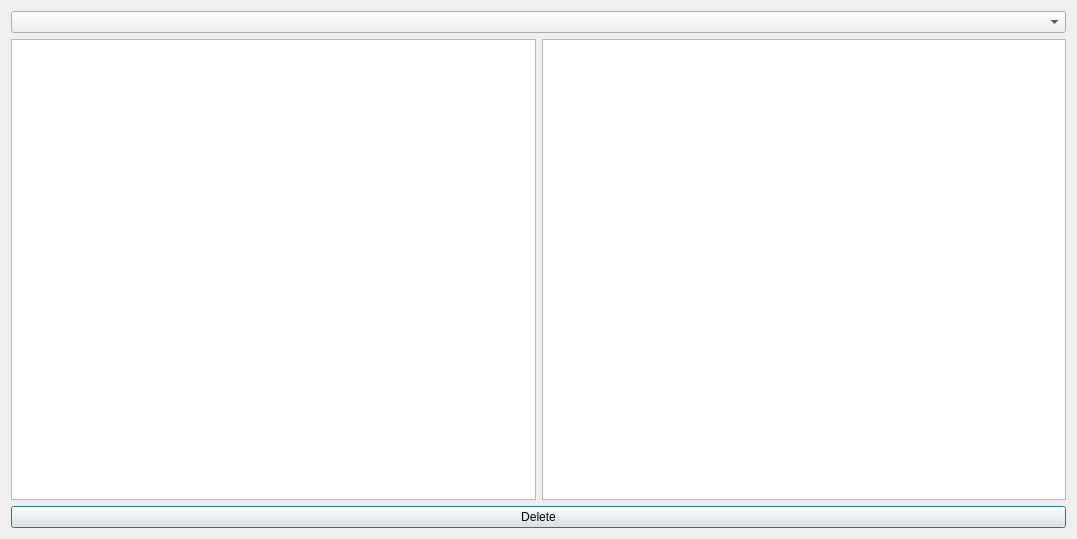
This is src/ui/ui_files/managelogdialog.ui in JamesMackerel/PPTP_VPN_Sniffer as Qt 5 draws it before an edit. The edited form follows.
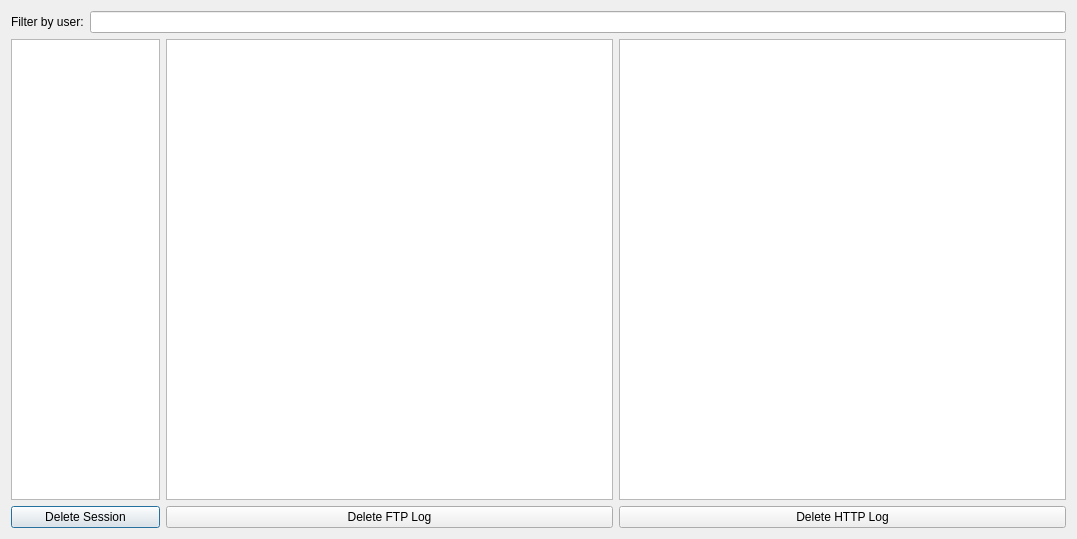
This is the edited form.

Commit message: deleted debug msg in http log. changed loginlogdialog's UI.

```diff
--- a/src/ui/ui_files/managelogdialog.ui
+++ b/src/ui/ui_files/managelogdialog.ui
@@ -15,12 +15,39 @@
   </property>
   <layout class="QVBoxLayout" name="verticalLayout">
    <item>
-    <widget class="QComboBox" name="comboBox"/>
+    <layout class="QHBoxLayout" name="horizontalLayout_3">
+     <item>
+      <widget class="QLabel" name="label">
+       <property name="text">
+        <string>Filter by user:</string>
+       </property>
+      </widget>
+     </item>
+     <item>
+      <widget class="QLineEdit" name="lineEdit"/>
+     </item>
+    </layout>
    </item>
    <item>
     <layout class="QHBoxLayout" name="horizontalLayout">
+     <item>
+      <widget class="QListWidget" name="sessionListWidget">
+       <property name="sizePolicy">
+        <sizepolicy hsizetype="Preferred" vsizetype="Expanding">
+         <horstretch>1</horstretch>
+         <verstretch>0</verstretch>
+        </sizepolicy>
+       </property>
+      </widget>
+     </item>
      <item>
       <widget class="QTableView" name="ftpTableView">
+       <property name="sizePolicy">
+        <sizepolicy hsizetype="Preferred" vsizetype="Expanding">
+         <horstretch>3</horstretch>
+         <verstretch>0</verstretch>
+        </sizepolicy>
+       </property>
        <property name="selectionMode">
         <enum>QAbstractItemView::SingleSelection</enum>
        </property>
@@ -31,6 +58,12 @@
      </item>
      <item>
       <widget class="QTableView" name="httpTableView">
+       <property name="sizePolicy">
+        <sizepolicy hsizetype="Preferred" vsizetype="Expanding">
+         <horstretch>3</horstretch>
+         <verstretch>0</verstretch>
+        </sizepolicy>
+       </property>
        <property name="selectionMode">
         <enum>QAbstractItemView::SingleSelection</enum>
        </property>
@@ -42,14 +75,47 @@
     </layout>
    </item>
    <item>
-    <widget class="QPushButton" name="pushButton">
-     <property name="text">
-      <string>Delete</string>
-     </property>
-    </widget>
-   </item>
-   <item>
-    <layout class="QHBoxLayout" name="horizontalLayout_2"/>
+    <layout class="QHBoxLayout" name="horizontalLayout_2">
+     <item>
+      <widget class="QPushButton" name="deleteSessionButton">
+       <property name="sizePolicy">
+        <sizepolicy hsizetype="Preferred" vsizetype="Fixed">
+         <horstretch>1</horstretch>
+         <verstretch>0</verstretch>
+        </sizepolicy>
+       </property>
+       <property name="text">
+        <string>Delete Session</string>
+       </property>
+      </widget>
+     </item>
+     <item>
+      <widget class="QPushButton" name="deleteFtpButton">
+       <property name="sizePolicy">
+        <sizepolicy hsizetype="Preferred" vsizetype="Fixed">
+         <horstretch>3</horstretch>
+         <verstretch>0</verstretch>
+        </sizepolicy>
+       </property>
+       <property name="text">
+        <string>Delete FTP Log</string>
+       </property>
+      </widget>
+     </item>
+     <item>
+      <widget class="QPushButton" name="deleteHttpButton">
+       <property name="sizePolicy">
+        <sizepolicy hsizetype="Preferred" vsizetype="Fixed">
+         <horstretch>3</horstretch>
+         <verstretch>0</verstretch>
+        </sizepolicy>
+       </property>
+       <property name="text">
+        <string>Delete HTTP Log</string>
+       </property>
+      </widget>
+     </item>
+    </layout>
    </item>
   </layout>
  </widget>
```
The commit also changes 3 other files.
